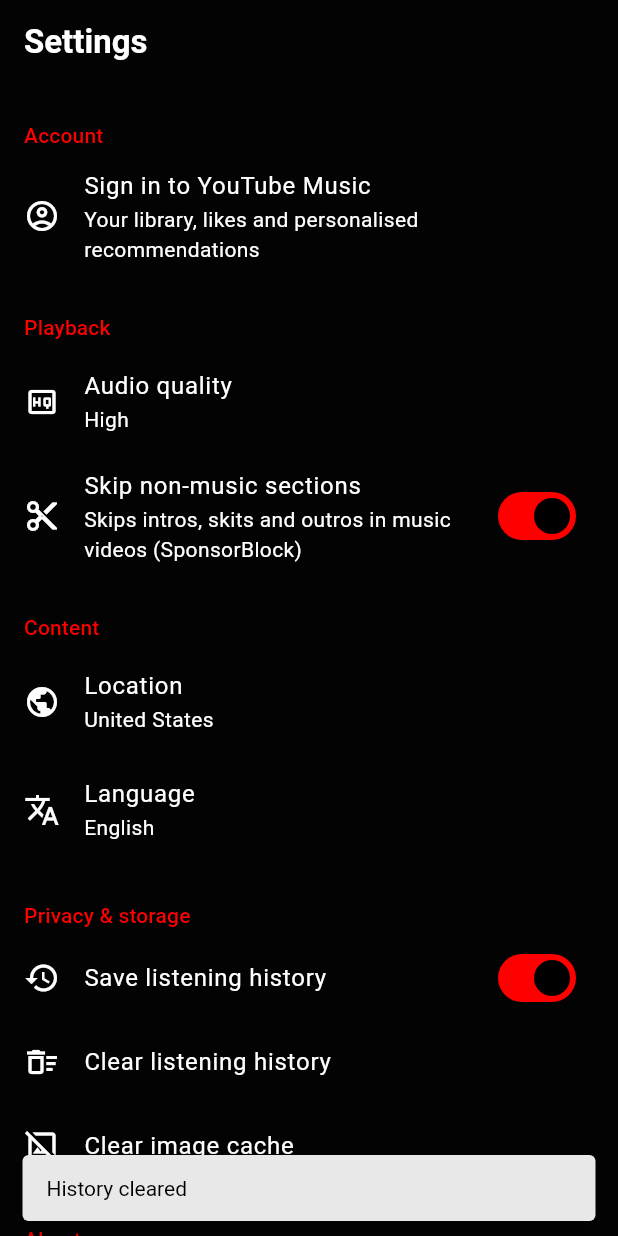
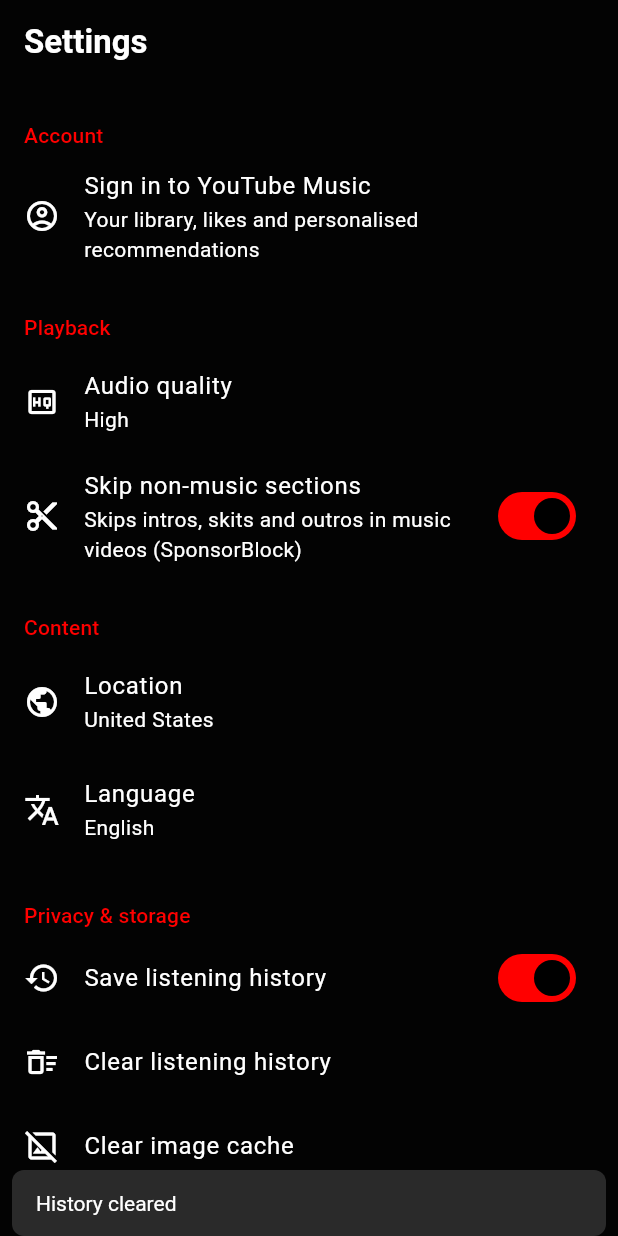
Before and after one commit to SanuSanal/YouPipe-Music, a Flutter app: the SettingsScreen screen opened by its route, after a tap on "Clear listening history", on a phone screen of 412 x 824 dp. Run offline on Flutter 3.47's test engine with Material 3 defaults, Android fonts, the phone set to English and light mode, and no system bars; our stand-ins replace audio_service, cached_network_image, dio, drift, drift_flutter, flutter_cache_manager and 8 more; missing offline and left inert: audio_session; accounts and stored records are empty; generated files the repository leaves out were written again; network calls fail.

Commit message:
Style toasts like YouTube Music (#7)
Toasts used a light grey Material snackbar that covered the mini player
and bottom nav, because the shell draws those inside its Stack body.
They are now dark floating cards (elevated token, white text, 8dp radius),
and showSnack sets a bottom margin so they float above the mini player and
nav bar, or just above the system bar when the full player is open.

Co-authored-by: SanuSanal <=>
Co-authored-by: Claude Opus 5.5 <noreply@anthropic.com>

```diff
--- a/lib/ui/widgets/item_menu.dart
+++ b/lib/ui/widgets/item_menu.dart
@@ -9,6 +9,7 @@ import '../../data/db/app_database.dart' show DownloadStatus;
 import '../../innertube/models.dart';
 import '../../providers.dart';
 import '../navigation.dart';
+import '../shell/app_shell.dart' show AppShell;
 import '../theme/ytm_theme.dart';
 import 'states.dart';
 import 'thumbnail.dart';
@@ -22,10 +23,19 @@ String shareUrl(YTItem item) => switch (item) {
   PlaylistItem() => 'https://music.youtube.com/playlist?list=${item.id}',
 };
 
+/// Shows a toast. Inside the app shell it floats above the mini player and nav bar, as in YTM.
 void showSnack(BuildContext context, String message) {
+  EdgeInsets? margin;
+  if (context.widget is AppShell || context.findAncestorWidgetOfExactType<AppShell>() != null) {
+    final container = ProviderScope.containerOf(context, listen: false);
+    final covered = container.read(playerPanelProvider)
+        ? 0.0
+        : YtmSizes.navBarHeight + (container.read(currentSongProvider) != null ? YtmSizes.miniPlayerHeight : 0);
+    margin = EdgeInsets.fromLTRB(8, 0, 8, covered + 8);
+  }
   ScaffoldMessenger.of(context)
     ..hideCurrentSnackBar()
-    ..showSnackBar(SnackBar(content: Text(message), duration: const Duration(seconds: 2)));
+    ..showSnackBar(SnackBar(content: Text(message), margin: margin, duration: const Duration(seconds: 2)));
 }
 
 /// Songs behind an album/playlist item, for "Play next" / "Add to queue".
```
Also changed, not shown: lib/ui/theme/ytm_theme.dart (+6 -2 lines), 1 other file.
